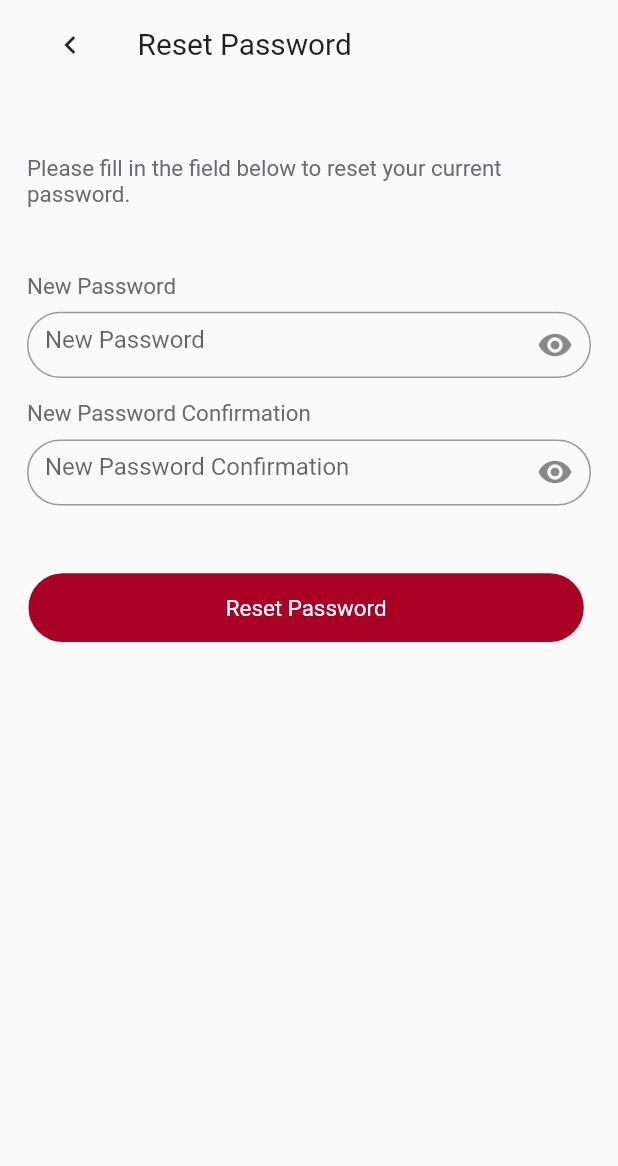
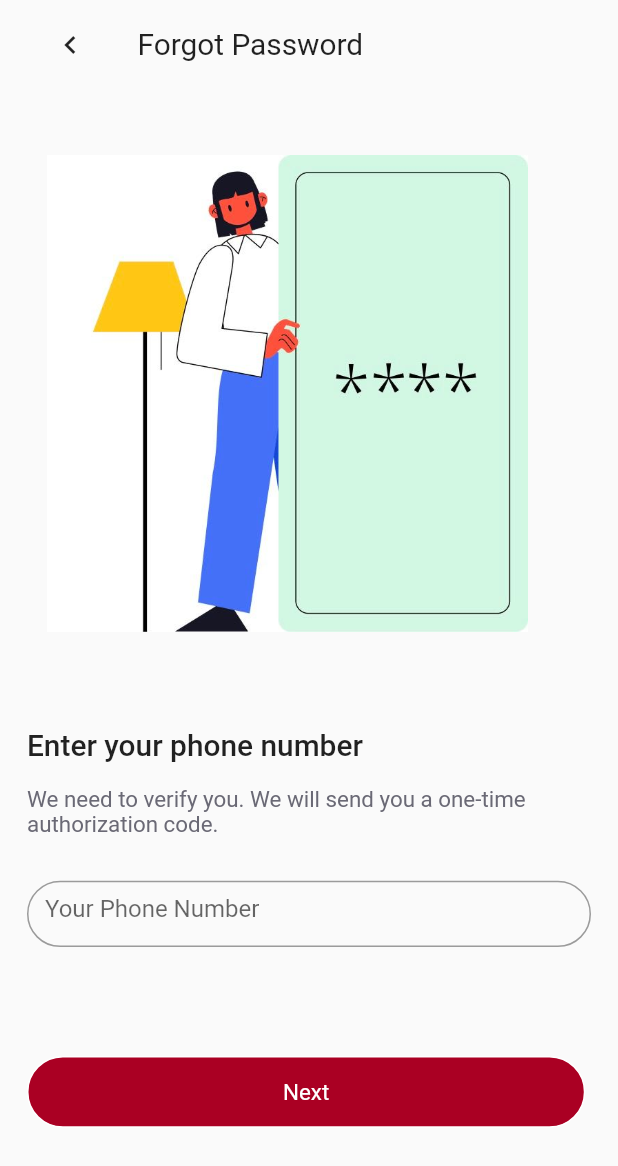
Before and after one commit to AbduraufUZB/secondexam, a Flutter app: the screen it shows after launch, on a phone screen of 412 x 824 dp. Shown: the top 1166 px of the screen. Run offline on Flutter 3.47's test engine with Material 2 defaults, Android fonts, the phone set to English and light mode, and no system bars; our stand-ins replace connectivity_plus, flutter_bloc, flutter_screenutil.

Commit message:
added forgot password screen

```diff
--- a/lib/main.dart
+++ b/lib/main.dart
@@ -21,7 +21,7 @@
           ),
           debugShowCheckedModeBanner: false,
           onGenerateRoute: UIRoutes.instance.onGenerateRoute,
-          initialRoute: "/reset_pass",
+          initialRoute: "/forgot_pass",
         );
       },
     );
--- a/lib/routes/ui_routes.dart
+++ b/lib/routes/ui_routes.dart
@@ -1,4 +1,5 @@
 import 'package:flutter/material.dart';
+import 'package:secondexam/screens/auth/forgot_password/view/forgot_pass_view.dart';
 import 'package:secondexam/screens/auth/otp/view/otp_view.dart';
 import 'package:secondexam/screens/auth/reset_pass/view/reset_pass_view.dart';
 import 'package:secondexam/screens/auth/sign_in/view/sign_in_view.dart';
@@ -23,6 +24,8 @@ class UIRoutes {
         return MaterialPageRoute(builder: (ctx) => const OtpView());
       case "/reset_pass":
         return MaterialPageRoute(builder: (ctx) => const ResetPassView());
+       case "/forgot_pass":
+        return MaterialPageRoute(builder: (ctx) => const ForgotPassword());
     }
   }
 }
--- a/lib/screens/auth/forgot_password/view/forgot_pass_view.dart
+++ b/lib/screens/auth/forgot_password/view/forgot_pass_view.dart
@@ -0,0 +1,64 @@
+import 'package:flutter/material.dart';
+import 'package:flutter_screenutil/flutter_screenutil.dart';
+import 'package:secondexam/core/constants/color_const.dart';
+import 'package:secondexam/core/constants/font_const.dart';
+import 'package:secondexam/core/constants/pm_const.dart';
+import 'package:secondexam/widgets/app_bar_widget.dart';
+import 'package:secondexam/widgets/button_reg_widget.dart';
+
+class ForgotPassword extends StatelessWidget {
+  const ForgotPassword({Key? key}) : super(key: key);
+
+  @override
+  Widget build(BuildContext context) {
+    return Scaffold(
+      body: SafeArea(
+          child: Column(
+        children: [
+          AppBarWidget(text: "Forgot Password"),
+          Padding(
+            padding: PMConst.kLargePM,
+            child: Column(
+              crossAxisAlignment: CrossAxisAlignment.start,
+              children: [
+                SizedBox(height: 28.h),
+                SizedBox(
+                  height: 345.75.h,
+                  width: 349.w,
+                  child: const Image(
+                      image: AssetImage("assets/image/forgot_pass.jpg")),
+                ),
+                SizedBox(height: 70.25.h),
+                Text("Enter your phone number",
+                    style: TextStyle(
+                        fontWeight: FontWeight.w500,
+                        fontSize: FontConst.kLargeFont.sp)),
+                SizedBox(height: 16.h),
+                Text(
+                  "We need to verify you. We will send you a one-time authorization code. ",
+                  style: TextStyle(
+                      color: ColorConst.kTextSecondaryColor,
+                      fontSize: FontConst.kMediumFont.sp),
+                ),
+                SizedBox(height: 32.h),
+                SizedBox(
+                  height: 48.h,
+                  child: TextFormField(
+                    decoration: InputDecoration(
+                      hintText: "Your Phone Number",
+                      border: OutlineInputBorder(
+                        borderRadius: BorderRadius.circular(100.r)
+                      )
+                    ),
+                  ),
+                ),
+                SizedBox(height: 79.h),
+                ButtonRegWidget(color: ColorConst.kDarkRedColor, text: "Next", colorsc: ColorConst.kWhiteColor)
+              ],
+            ),
+          )
+        ],
+      )),
+    );
+  }
+}
```
Also changed, not shown: assets/image/forgot_pass.jpg (added).
